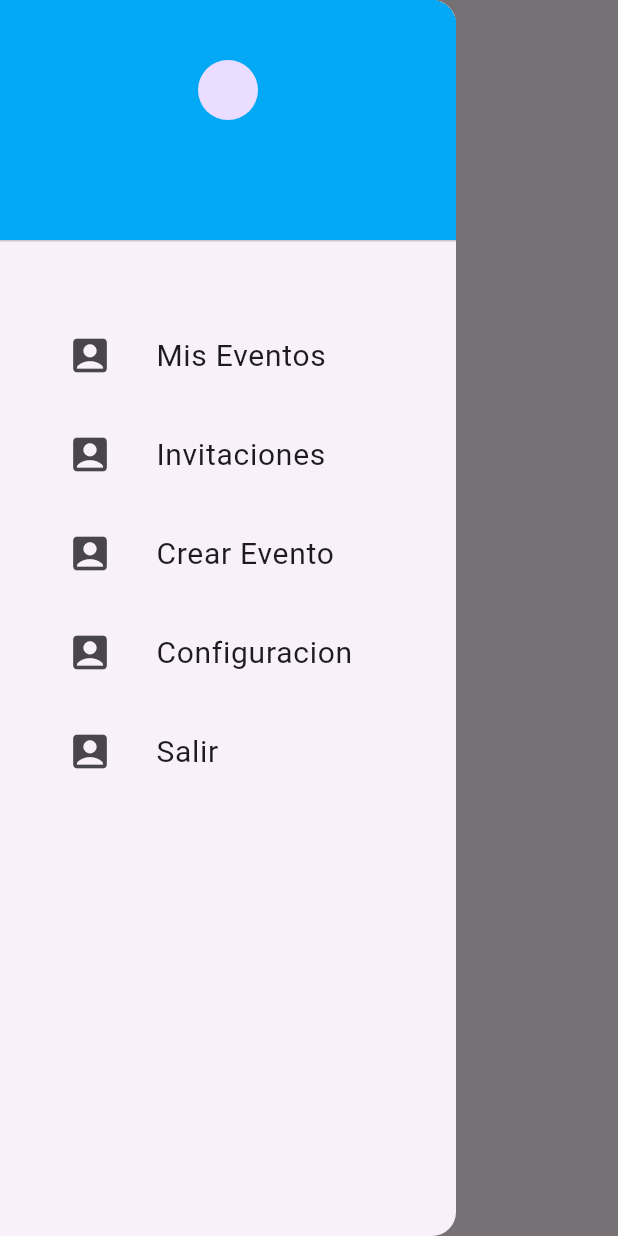
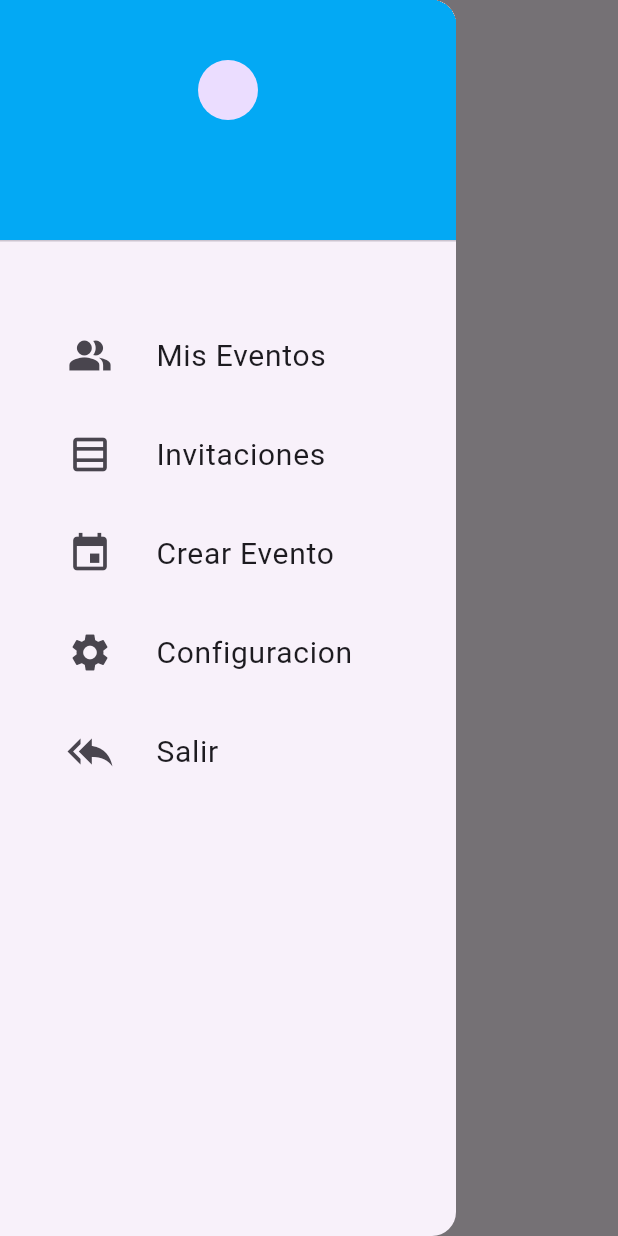
Before and after one commit to Railgun124/proyecto_final, a Flutter app: the MenuUsuario screen opened directly, with the side drawer open, on a phone screen of 412 x 824 dp. Run offline on Flutter 3.47's test engine with Material 3 defaults, Android fonts, the phone set to English and light mode, and no system bars; our stand-ins replace cloud_firestore, firebase_auth, firebase_core, firebase_storage, flutter_cache_manager, image_picker; accounts and stored records are empty.

Commit message:
Diseno1
uwu

```diff
--- a/lib/menuUsuario.dart
+++ b/lib/menuUsuario.dart
@@ -15,7 +15,29 @@ class MenuUsuario extends StatefulWidget {
 
 class _MenuUsuarioState extends State<MenuUsuario> {
   int _indice = 0;
-  List<String> eventos=["Bautizo","Boda"];
+
+  List<String> eventos=[
+    'Cumpleaños',
+    'Boda',
+    'Aniversario',
+    'Despedida de soltero/a',
+    'Baby shower',
+    'Graduación',
+    'Reunión familiar',
+    'Fiesta temática',
+    'Evento corporativo',
+    'Fiesta de inauguración',
+    'Fiesta de compromiso',
+    'Fiesta de bienvenida',
+    'Noche de juegos',
+    'Cena elegante',
+    'Karaoke',
+    'Fiesta en la piscina',
+    'Fiesta de disfraces',
+    'Concierto privado',
+    'Fiesta de Navidad',
+    'Fiesta de Año Nuevo',];
+
   final nombreEvento = TextEditingController();
   final descEvento = TextEditingController();
   final fechaInicioEvento = TextEditingController();
@@ -28,6 +50,11 @@ class _MenuUsuarioState extends State<MenuUsuario> {
 
   final IDinvitacion = TextEditingController();
   String invitacionID = "";
+
+  String obtenerPrimeraLetra() {
+    String correo = DB.obtenerUsuarioEmail()!;
+    return correo.isNotEmpty ? correo.substring(0, 1).toUpperCase() : '';
+  }
 
   @override
   Widget build(BuildContext context) {
@@ -42,7 +69,12 @@ class _MenuUsuarioState extends State<MenuUsuario> {
               mainAxisAlignment: MainAxisAlignment.center,
               children: [
                 CircleAvatar(
-                  child: Text("${DB.obtenerUsuarioEmail()}"),
+                  child: Text(
+                    obtenerPrimeraLetra(),
+                    style: TextStyle(
+                      fontWeight: FontWeight.bold,
+                    ),
+                  ),
                 ),
                 SizedBox(height: 10,),
                 Text("${DB.obtenerUsuarioEmail()}",
@@ -53,15 +85,15 @@ class _MenuUsuarioState extends State<MenuUsuario> {
               ],
             ),decoration: BoxDecoration(color: Colors.lightBlue),),
             SizedBox(height: 40,),
-            _item(Icons.account_box,"Mis Eventos",0),
+            _item(Icons.people_alt,"Mis Eventos",0),
             SizedBox(height: 10,),
-            _item(Icons.account_box,"Invitaciones",1),
+            _item(Icons.table_rows_outlined,"Invitaciones",1),
             SizedBox(height: 10,),
-            _item(Icons.account_box,"Crear Evento",2),
+            _item(Icons.event,"Crear Evento",2),
             SizedBox(height: 10,),
-            _item(Icons.account_box,"Configuracion",3),
+            _item(Icons.settings,"Configuracion",3),
             SizedBox(height: 10,),
-            _item(Icons.account_box,"Salir",4),
+            _item(Icons.reply_all_sharp,"Salir",4),
           ],
         ),
       ),
@@ -291,34 +323,41 @@ class _MenuUsuarioState extends State<MenuUsuario> {
       }
     //Crear evento
       case 2:{
-        return ListView(
+        return Container(
+          padding: EdgeInsets.symmetric(horizontal: 20),
+          child: ListView(
             children: [
               TextField(
                 controller: nombreEvento,
                 decoration: InputDecoration(
                     labelText: "Nombre del Evento"
-              ),),
+                ),
+              ),
+              SizedBox(height: 10),
               TextField(
                 controller: descEvento,
                 decoration: InputDecoration(
-                  labelText: "Descripcion del evento"
-              ),),
+                    labelText: "Descripcion del Evento"
+                ),
+              ),
+              SizedBox(height: 10),
               DropdownButton<String>(
-              hint: Text("Seleccionar el tipo de evento"),
-              value: eventoSeleccionado, // Valor actualmente seleccionado
+                hint: Text("Seleccionar el Tipo de Evento                           "),
+                value: eventoSeleccionado,
                 onChanged: (String? value) {
                   setState(() {
-                  eventoSeleccionado = value; // Actualiza la materia seleccionada
+                    eventoSeleccionado = value;
                   });
                 },
                 items: eventos.map((evento) {
                   return DropdownMenuItem<String>(
-                  value: evento, // Puedes usar el ID de la materia como valor
+                    value: evento,
                     child: Text(evento),
                     onTap: () {},
                   );
                 }).toList(),
               ),
+              SizedBox(height: 10),
               TextFormField(
                 readOnly: true,
                 controller: fechaInicioEvento,
@@ -335,6 +374,7 @@ class _MenuUsuarioState extends State<MenuUsuario> {
                   ),
                 ),
               ),
+              SizedBox(height: 10),
               TextFormField(
                 readOnly: true,
                 controller: fechaFinEvento,
@@ -351,22 +391,26 @@ class _MenuUsuarioState extends State<MenuUsuario> {
                   ),
                 ),
               ),
-            Text("Agregar imagenes despues de la fecha final?"),
+              SizedBox(height: 20),
+              Text("Agregar imágenes después de la fecha final?"),
               Switch(
                 value: addFAE,
                 activeColor: Colors.red,
                 onChanged: (bool value) {
                   setState(() {
                     addFAE = value;
-                });},
+                  });
+                },
               ),
-            ElevatedButton(onPressed: () async{
-              try{
-              String? codigoEvento=DB.obtenerUsuarioUID();
+              SizedBox(height: 10),
+              ElevatedButton(
+                  onPressed: () async{
+                    try {
+                      String? codigoEvento = DB.obtenerUsuarioUID();
                       if (codigoEvento != null && codigoEvento.length >= 6) {
                         String primerosTres = codigoEvento.substring(0, 3);
                         String ultimosTres = codigoEvento.substring(codigoEvento.length - 3);
-                codigoEvento='${primerosTres}${ultimosTres}${nombreEvento.text}';
+                        codigoEvento = '${primerosTres}${ultimosTres}${nombreEvento.text}';
                       }
 
                       usuarioID = DB.obtenerUsuarioUID()!;
@@ -374,7 +418,7 @@ class _MenuUsuarioState extends State<MenuUsuario> {
                       var tJson = {
                         "nombre": nombreEvento.text,
                         "descripcion": descEvento.text,
-                "tipo":eventoSeleccionado,
+                        "tipo": eventoSeleccionado,
                         "fechaInicio": fechaInicio,
                         "fechaFin": fechaFin,
                         "addFAE": addFAE,
@@ -385,7 +429,7 @@ class _MenuUsuarioState extends State<MenuUsuario> {
                       var EventId = await DB.insertarEvento(tJson);
 
                       var JSONTemp = {
-                'nombre':nombreEvento.text,
+                        'nombre': nombreEvento.text,
                         'tipo': eventoSeleccionado,
                         'descripcion': descEvento.text,
                         'idEvento': EventId,
@@ -394,7 +438,7 @@ class _MenuUsuarioState extends State<MenuUsuario> {
                       };
 
                       DB.agregarEventoPropietario(JSONTemp).then((value) => {
-                ScaffoldMessenger.of(context).showSnackBar(SnackBar(content: Text("Se creo el evento con exito")))
+                        ScaffoldMessenger.of(context).showSnackBar(SnackBar(content: Text("Se creó el evento con éxito")))
                       });
 
                       codigoEvento = "";
@@ -405,17 +449,21 @@ class _MenuUsuarioState extends State<MenuUsuario> {
                       fechaFinEvento.text = "";
                       addFAE = false;
                       usuarioID = "";
-              }catch(e){
-                ScaffoldMessenger.of(context).showSnackBar(SnackBar(content: Text("Ocurrio un error intentalo de nuevo")));
+                    } catch(e) {
+                      ScaffoldMessenger.of(context).showSnackBar(SnackBar(content: Text("Ocurrió un error, inténtalo de nuevo")));
                     }
-
-            }, child: Text("Guardar evento"))
+                  },
+                  child: Text("Guardar evento")
+              ),
             ],
+          ),
         );
       }
     //configuracion
       case 3: {
-        return ListView(
+        return Container(
+          padding: EdgeInsets.symmetric(horizontal: 20),
+          child: ListView(
             children: [
               Card(
                 child: Column(
@@ -442,6 +490,7 @@ class _MenuUsuarioState extends State<MenuUsuario> {
                 ),
               ),
             ],
+          ),
         );
       }
 
--- a/lib/serviciosRemotos.dart
+++ b/lib/serviciosRemotos.dart
@@ -279,5 +279,4 @@ class DB {
     }
   }
 
-
 }
```
Also changed, not shown: lib/appMain.dart (+35 -18 lines), lib/cambiarEmail.dart (+34 -13 lines), lib/cambiarPass.dart (+37 -13 lines), lib/newUser.dart (+35 -17 lines). Lines whose indentation alone changed are shown as unchanged.
